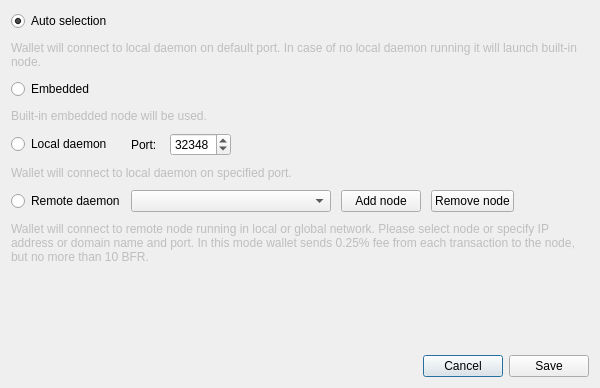
This is src/gui/ui/connectionsettingsdialog.ui in cryptonotefoundation/cryptonotewallet as Qt 5 draws it before an edit. The edited form follows.
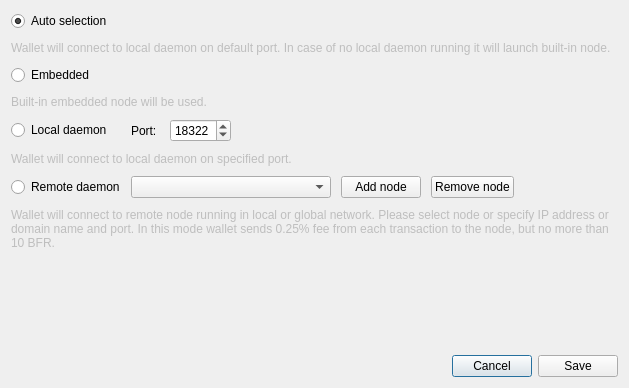
This is the edited form. Icons and pictures are not drawn.

Diff of the .ui file:
```diff
--- a/src/gui/ui/connectionsettingsdialog.ui
+++ b/src/gui/ui/connectionsettingsdialog.ui
@@ -9,7 +9,7 @@
    <rect>
     <x>0</x>
     <y>0</y>
-    <width>600</width>
+    <width>629</width>
     <height>388</height>
    </rect>
   </property>
@@ -130,7 +130,7 @@
           <number>65535</number>
          </property>
          <property name="value">
-          <number>32348</number>
+          <number>18322</number>
          </property>
          <property name="displayIntegerBase">
           <number>10</number>
```
